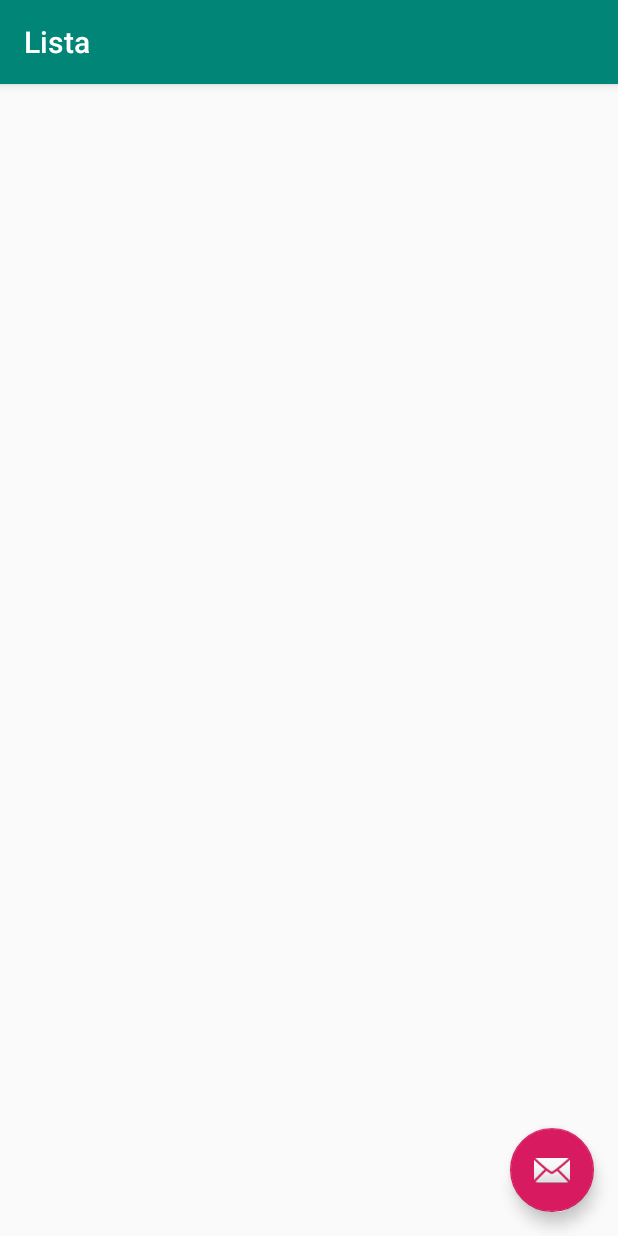
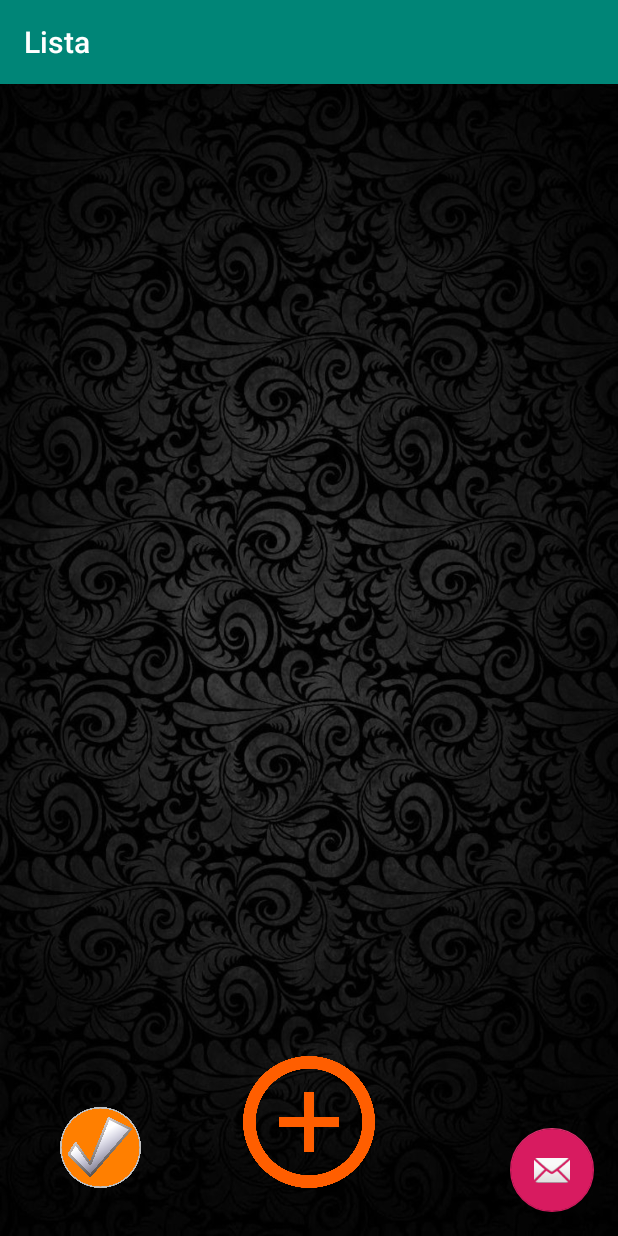
Before and after one commit to raulignacio710/BolsillodeCompras, an Android app: the ListaMain screen opened directly, with no data from a screen before it, on a phone screen of 412 x 824 dp. Run offline under Robolectric (Android 15) with nearby library versions, the phone set to English and light mode, and no system bars.

Commit message:
Bolsillo de Compras v1.3

```diff
--- a/BolsillodeCompras/app/src/main/AndroidManifest.xml
+++ b/BolsillodeCompras/app/src/main/AndroidManifest.xml
@@ -12,10 +12,11 @@
         android:roundIcon="@mipmap/ic_launcher_round"
         android:supportsRtl="true"
         android:theme="@style/AppTheme">
+        <activity android:name=".ListaAgregar"></activity>
         <activity
             android:name=".ListaMain"
             android:label="@string/title_activity_lista_main"
-            android:theme="@style/AppTheme.NoActionBar"></activity>
+            android:theme="@style/AppTheme.NoActionBar" />
         <activity android:name=".MainActivity">
             <intent-filter>
                 <action android:name="android.intent.action.MAIN" />
--- a/BolsillodeCompras/app/src/main/java/com/example/bolsillodecompras/MainActivity.java
+++ b/BolsillodeCompras/app/src/main/java/com/example/bolsillodecompras/MainActivity.java
@@ -15,7 +15,7 @@ public class MainActivity extends AppCompatActivity {
         setContentView(R.layout.activity_main);
     }
     public void mostrar (View v){
-        Toast.makeText(this,"JIJI me presionaste", Toast.LENGTH_LONG).show();
+        Toast.makeText(this,"JIJI me presionaste", Toast.LENGTH_SHORT).show();
         Intent nueva = new Intent(this,ListaMain.class);
         startActivity(nueva);
     }
--- a/BolsillodeCompras/app/src/main/res/layout/content_lista_main.xml
+++ b/BolsillodeCompras/app/src/main/res/layout/content_lista_main.xml
@@ -4,8 +4,40 @@
     xmlns:tools="http://schemas.android.com/tools"
     android:layout_width="match_parent"
     android:layout_height="match_parent"
+    android:background="@drawable/fondo_prov"
     app:layout_behavior="@string/appbar_scrolling_view_behavior"
     tools:context=".ListaMain"
     tools:showIn="@layout/activity_lista_main">
 
+    <Button
+        android:id="@+id/button_2"
+        android:layout_width="88dp"
+        android:layout_height="88dp"
+        android:layout_marginStart="8dp"
+        android:layout_marginLeft="8dp"
+        android:layout_marginEnd="160dp"
+        android:layout_marginRight="160dp"
+        android:layout_marginBottom="32dp"
+        android:background="@drawable/agregar"
+        android:onClick="Nuevo_producto"
+        app:layout_constraintBottom_toBottomOf="parent"
+        app:layout_constraintEnd_toEndOf="parent"
+        app:layout_constraintHorizontal_bias="0.987"
+        app:layout_constraintStart_toStartOf="parent" />
+
+    <Button
+        android:id="@+id/button_3"
+        android:layout_width="54dp"
+        android:layout_height="54dp"
+        android:layout_marginStart="8dp"
+        android:layout_marginLeft="8dp"
+        android:layout_marginEnd="68dp"
+        android:layout_marginRight="68dp"
+        android:layout_marginBottom="32dp"
+        android:background="@drawable/terminar_lista"
+        android:onClick="terminar_lista"
+        app:layout_constraintBottom_toBottomOf="parent"
+        app:layout_constraintEnd_toStartOf="@+id/button_2"
+        app:layout_constraintHorizontal_bias="1.0"
+        app:layout_constraintStart_toStartOf="parent" />
 </androidx.constraintlayout.widget.ConstraintLayout>
--- a/BolsillodeCompras/app/src/main/res/values/strings.xml
+++ b/BolsillodeCompras/app/src/main/res/values/strings.xml
@@ -1,4 +1,7 @@
 <resources>
     <string name="app_name">Bolsillo de Compras</string>
     <string name="title_activity_lista_main">Lista</string>
+    <string name="nombre">Nombre</string>
+    <string name="categoria">Categoria</string>
+    <string name="introduzca_el_nombre_del_producto">Introduzca el nombre del producto</string>
 </resources>
```
Also changed, not shown: BolsillodeCompras/app/src/main/java/com/example/bolsillodecompras/ListaAgregar.java (added, +28 -0 lines), BolsillodeCompras/app/src/main/java/com/example/bolsillodecompras/ListaMain.java (+11 -1 lines), BolsillodeCompras/app/src/main/res/layout/activity_lista_agregar.xml (added, +102 -0 lines), BolsillodeCompras/app/src/main/res/layout/activity_main.xml (+22 -11 lines), BolsillodeCompras/app/src/main/res/drawable/fondo_prov.jpg (added), BolsillodeCompras/app/src/main/res/drawable/icono_prov.png (added), BolsillodeCompras/app/src/main/res/drawable/terminar_lista.png (added).
